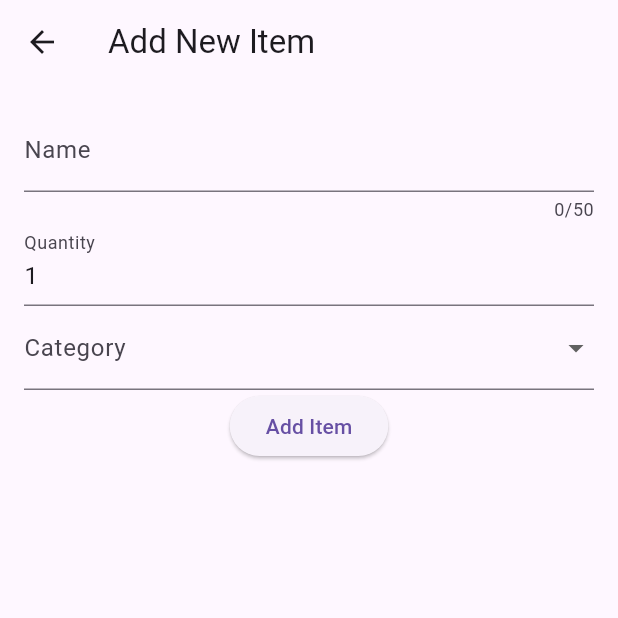
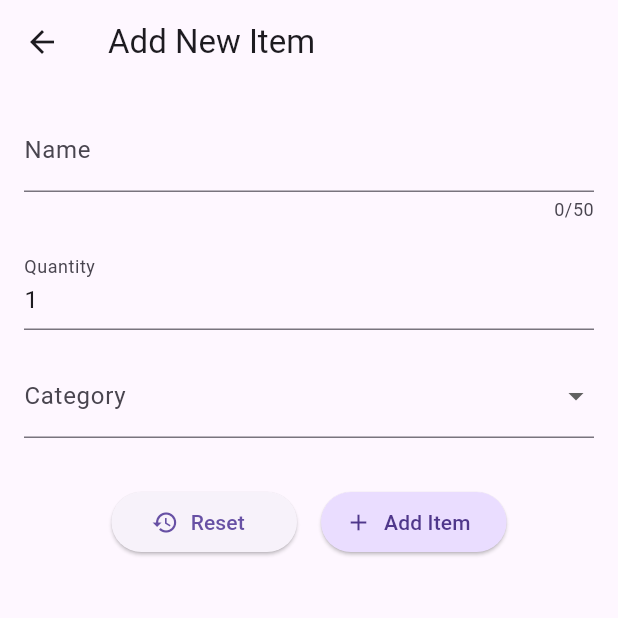
Before and after one commit to lcd11001/flutter-shop, a Flutter app: the screen it shows after launch, after a tap on the "add" icon, on a phone screen of 412 x 824 dp, the top half of it. Run offline on Flutter 3.47's test engine with Material 3 defaults, Android fonts, the phone set to English and light mode, and no system bars.

```diff
--- a/lib/main.dart
+++ b/lib/main.dart
@@ -1,7 +1,19 @@
 import 'package:flutter/material.dart';
+import 'package:flutter/services.dart';
+
 import 'package:shopping/screens/grocery_screen.dart';
 
-void main() {
+Future<void> main() async {
+  WidgetsFlutterBinding.ensureInitialized();
+  await SystemChrome.setPreferredOrientations([
+    DeviceOrientation.portraitUp,
+    DeviceOrientation.landscapeLeft,
+    DeviceOrientation.landscapeRight,
+  ]);
+
+  // Hide both the status bar and the navigation bar
+  // await SystemChrome.setEnabledSystemUIMode(SystemUiMode.manual, overlays: []);
+
   runApp(const MainApp());
 }
 
--- a/lib/screens/new_item_screen.dart
+++ b/lib/screens/new_item_screen.dart
@@ -1,5 +1,7 @@
+import 'package:flutter/cupertino.dart';
 import 'package:flutter/material.dart';
 import 'package:flutter/services.dart';
+import 'package:flutter/widgets.dart';
 
 import 'package:shopping/data/categories.dart';
 import 'package:shopping/models/category.dart';
@@ -16,12 +18,21 @@ class NewItemScreen extends StatefulWidget {
 class _NewItemScreenState extends State<NewItemScreen> {
   @override
   Widget build(BuildContext context) {
+    final media = MediaQuery.of(context);
+    final keyboardSpace = media.viewInsets.bottom;
+
     return Scaffold(
       appBar: AppBar(
         title: const Text('Add New Item'),
       ),
-      body: Padding(
-        padding: const EdgeInsets.all(16.0),
+      body: SingleChildScrollView(
+        child: Padding(
+          padding: EdgeInsets.fromLTRB(
+            16,
+            16,
+            16,
+            16 + keyboardSpace,
+          ),
           child: Form(
               child: Column(
             children: [
@@ -38,6 +49,7 @@ class _NewItemScreenState extends State<NewItemScreen> {
                   return null;
                 },
               ),
+              const SizedBox(height: 16),
               TextFormField(
                 initialValue: '1',
                 decoration: const InputDecoration(
@@ -49,6 +61,7 @@ class _NewItemScreenState extends State<NewItemScreen> {
                   ThousandsFormatter(),
                 ],
               ),
+              const SizedBox(height: 16),
               DropdownButtonFormField(
                 items: _buildCategoryItems(),
                 onChanged: (selected) {
@@ -58,12 +71,37 @@ class _NewItemScreenState extends State<NewItemScreen> {
                   labelText: 'Category',
                 ),
               ),
-            ElevatedButton(
+              const SizedBox(height: 32),
+              IntrinsicWidth(
+                child: Row(
+                  children: [
+                    Expanded(
+                      child: ElevatedButton.icon(
+                        icon: const Icon(Icons.restore),
+                        label: const Text('Reset'),
                         onPressed: () {},
-              child: const Text('Add Item'),
+                      ),
+                    ),
+                    const SizedBox(width: 16),
+                    Expanded(
+                      child: ElevatedButton.icon(
+                        icon: const Icon(Icons.add),
+                        label: const Text('Add Item'),
+                        style: ElevatedButton.styleFrom(
+                          foregroundColor:
+                              Theme.of(context).colorScheme.onPrimaryContainer,
+                          backgroundColor:
+                              Theme.of(context).colorScheme.primaryContainer,
+                        ),
+                        onPressed: () {},
+                      ),
+                    ),
+                  ],
+                ),
               ),
             ],
           )),
+        ),
       ),
     );
   }
```
Lines whose indentation alone changed are shown as unchanged.
